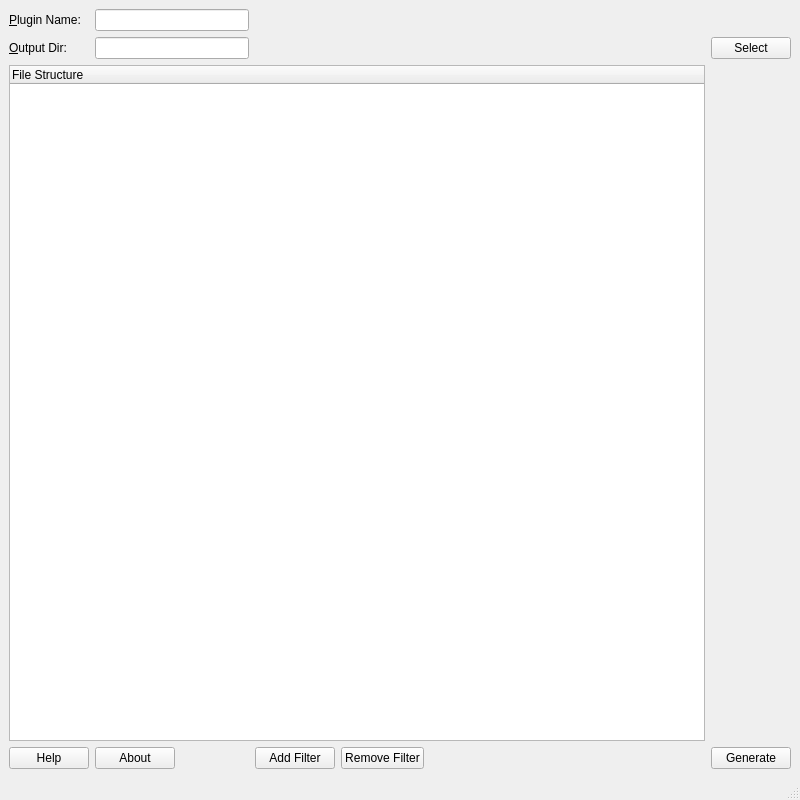
This is Source/Applications/PluginMaker/UI_Files/PluginMaker.ui in BlueQuartzSoftware/DREAM3D as Qt 5 draws it before an edit. The edited form follows.
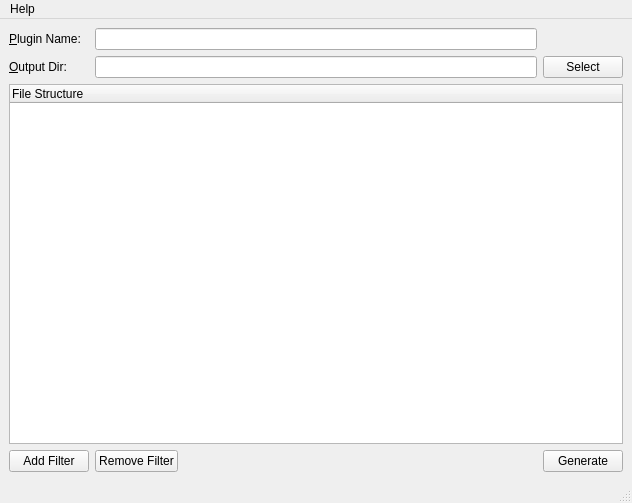
This is the edited form. Icons and pictures are not drawn.

Commit message: Fixing some layout issues for PluginMaker

```diff
--- a/Source/Applications/PluginMaker/UI_Files/PluginMaker.ui
+++ b/Source/Applications/PluginMaker/UI_Files/PluginMaker.ui
@@ -9,8 +9,8 @@
    <rect>
     <x>0</x>
     <y>0</y>
-    <width>800</width>
-    <height>800</height>
+    <width>632</width>
+    <height>503</height>
    </rect>
   </property>
   <property name="sizePolicy">
@@ -21,14 +21,14 @@
   </property>
   <property name="minimumSize">
    <size>
-    <width>800</width>
-    <height>800</height>
+    <width>0</width>
+    <height>0</height>
    </size>
   </property>
   <property name="maximumSize">
    <size>
     <width>16777215</width>
-    <height>800</height>
+    <height>16777215</height>
    </size>
   </property>
   <property name="windowTitle">
@@ -46,10 +46,8 @@
       </property>
      </widget>
     </item>
-
-    <item row="0" column="1" colspan="2">
+    <item row="0" column="1" colspan="4">
      <widget class="QLineEdit" name="m_PluginName"/>
-
     </item>
     <item row="1" column="0">
      <widget class="QLabel" name="outputFileNameLabel">
@@ -61,29 +59,8 @@
       </property>
      </widget>
     </item>
-
-    <item row="1" column="1" colspan="2">
+    <item row="1" column="1" colspan="4">
      <widget class="QLineEdit" name="m_OutputDir"/>
-
-    </item>
-    <item row="1" column="6">
-     <widget class="QPushButton" name="selectButton">
-      <property name="sizePolicy">
-       <sizepolicy hsizetype="Preferred" vsizetype="Preferred">
-        <horstretch>0</horstretch>
-        <verstretch>0</verstretch>
-       </sizepolicy>
-      </property>
-      <property name="maximumSize">
-       <size>
-        <width>344</width>
-        <height>28</height>
-       </size>
-      </property>
-      <property name="text">
-       <string>Select</string>
-      </property>
-     </widget>
     </item>
     <item row="2" column="0" colspan="6">
      <widget class="QTreeWidget" name="treeWidget">
@@ -97,77 +74,62 @@
       </column>
      </widget>
     </item>
-    <item row="2" column="6">
-     <spacer name="verticalSpacer_2">
+    <item row="3" column="2" colspan="3">
+     <spacer name="horizontalSpacer">
       <property name="orientation">
-       <enum>Qt::Vertical</enum>
+       <enum>Qt::Horizontal</enum>
       </property>
       <property name="sizeHint" stdset="0">
        <size>
-        <width>20</width>
-        <height>290</height>
+        <width>475</width>
+        <height>20</height>
        </size>
       </property>
      </spacer>
     </item>
+    <item row="3" column="5">
+     <widget class="QPushButton" name="generateButton">
+      <property name="sizePolicy">
+       <sizepolicy hsizetype="Preferred" vsizetype="Preferred">
+        <horstretch>0</horstretch>
+        <verstretch>0</verstretch>
+       </sizepolicy>
+      </property>
+      <property name="text">
+       <string>Generate</string>
+      </property>
+     </widget>
+    </item>
     <item row="3" column="0">
-     <widget class="QPushButton" name="helpButton">
-      <property name="text">
-       <string>Help</string>
-      </property>
-     </widget>
-    </item>
-    <item row="3" column="1">
-     <widget class="QPushButton" name="aboutButton">
-      <property name="text">
-       <string>About</string>
-      </property>
-     </widget>
-    </item>
-    <item row="3" column="2">
-     <spacer name="horizontalSpacer_2">
-      <property name="orientation">
-       <enum>Qt::Horizontal</enum>
-      </property>
-      <property name="sizeHint" stdset="0">
-       <size>
-        <width>268</width>
-        <height>20</height>
-       </size>
-      </property>
-     </spacer>
-    </item>
-    <item row="3" column="3">
      <widget class="QPushButton" name="addFilter">
+      <property name="sizePolicy">
+       <sizepolicy hsizetype="Preferred" vsizetype="Preferred">
+        <horstretch>0</horstretch>
+        <verstretch>0</verstretch>
+       </sizepolicy>
+      </property>
       <property name="text">
        <string>Add Filter</string>
       </property>
      </widget>
     </item>
-    <item row="3" column="4">
+    <item row="3" column="1">
      <widget class="QPushButton" name="removeFilter">
+      <property name="sizePolicy">
+       <sizepolicy hsizetype="Preferred" vsizetype="Preferred">
+        <horstretch>0</horstretch>
+        <verstretch>0</verstretch>
+       </sizepolicy>
+      </property>
       <property name="text">
        <string>Remove Filter</string>
       </property>
      </widget>
     </item>
-    <item row="3" column="5">
-     <spacer name="horizontalSpacer">
-      <property name="orientation">
-       <enum>Qt::Horizontal</enum>
-      </property>
-      <property name="sizeHint" stdset="0">
-       <size>
-        <width>475</width>
-        <height>20</height>
-       </size>
-      </property>
-     </spacer>
-    </item>
-    <item row="3" column="6">
-     <widget class="QPushButton" name="generateButton">
+    <item row="1" column="5">
+     <widget class="QPushButton" name="selectButton">
       <property name="text">
-       <string>Generate</string>
+       <string>Select</string>
       </property>
      </widget>
     </item>
@@ -178,10 +140,18 @@
     <rect>
      <x>0</x>
      <y>0</y>
-     <width>800</width>
+     <width>632</width>
      <height>22</height>
     </rect>
    </property>
+   <widget class="QMenu" name="menuHelp">
+    <property name="title">
+     <string>Help</string>
+    </property>
+    <addaction name="actionPlugin_Maker_Help"/>
+    <addaction name="actionAbout"/>
+   </widget>
+   <addaction name="menuHelp"/>
   </widget>
   <widget class="QStatusBar" name="statusbar"/>
  </widget>
```
Left out of the diff: 22 changed lines with no effect on the pictures. The commit also changes 3 other files.
